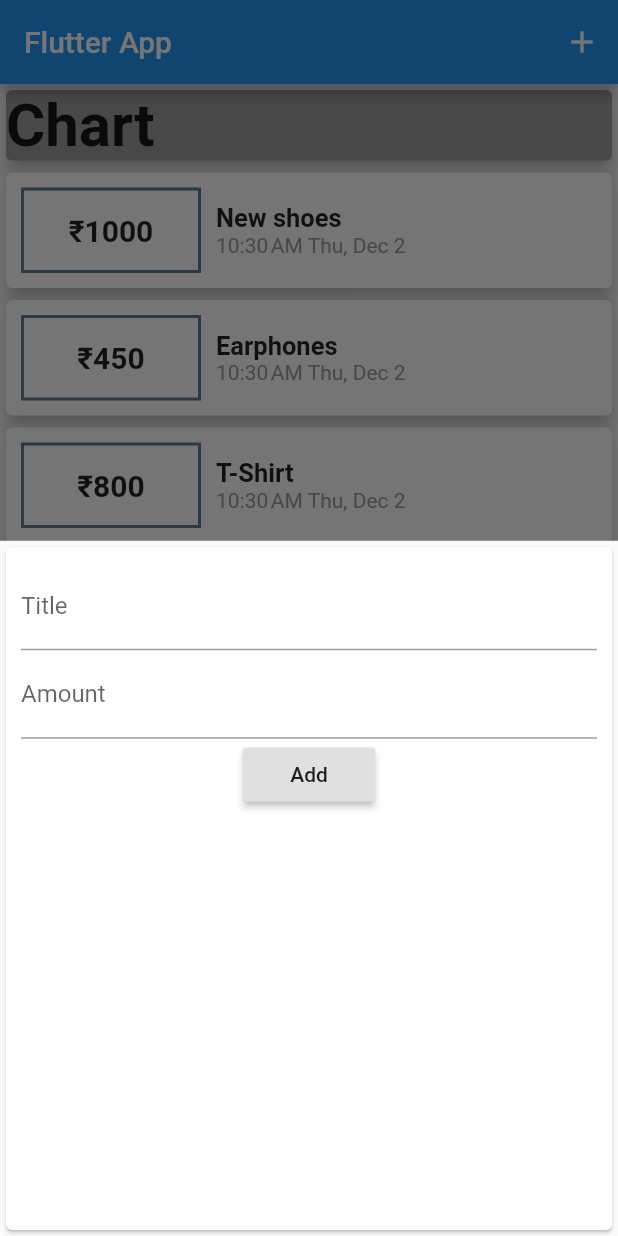
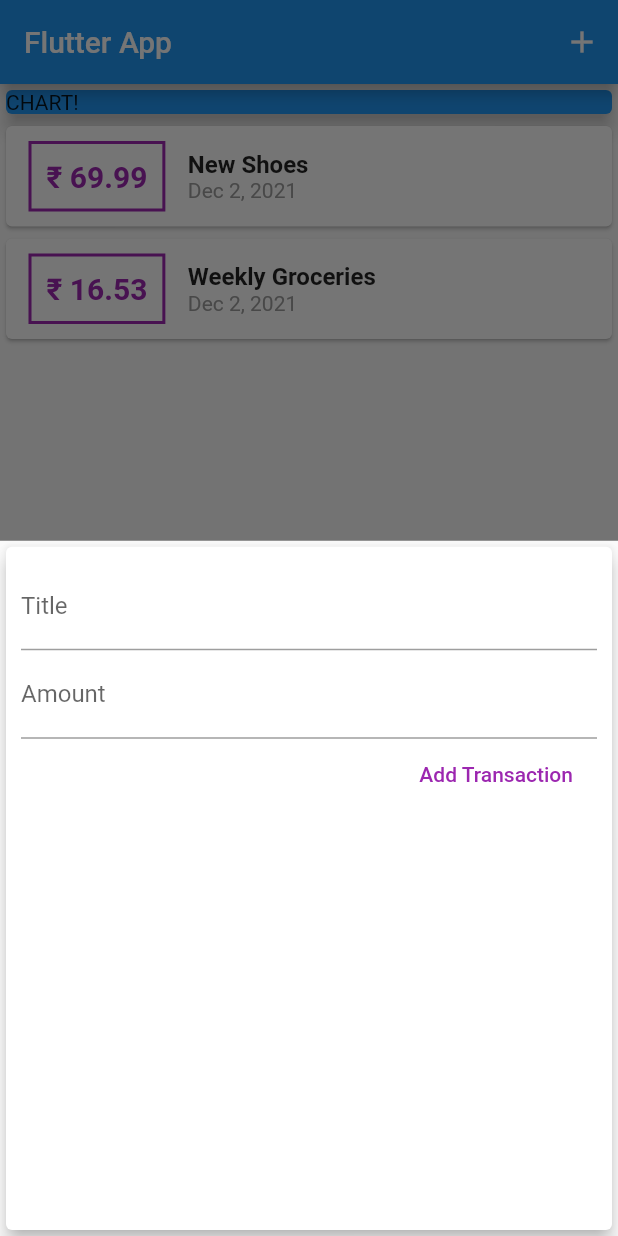
Before and after one commit to akshaymargale/MyExpensesProject, a Flutter app: the screen it shows after launch, after a tap on the "add" icon, on a phone screen of 412 x 824 dp. Run offline on Flutter 3.47's test engine with Material 2 defaults, Android fonts, the phone set to English and light mode, and no system bars.

Commit message:
improve color scheme

```diff
--- a/lib/main.dart
+++ b/lib/main.dart
@@ -1,8 +1,7 @@
 import 'package:flutter/material.dart';
-import 'package:flutter_complete_guide/widgets/new_transactions.dart';
-import 'package:flutter_complete_guide/widgets/transaction_list.dart';
-import 'package:intl/intl.dart';
 
+import './widgets/new_transaction.dart';
+import './widgets/transaction_list.dart';
 import './models/transaction.dart';
 
 void main() => runApp(MyApp());
@@ -11,55 +10,59 @@ class MyApp extends StatelessWidget {
   @override
   Widget build(BuildContext context) {
     return MaterialApp(
+      title: 'Flutter App',
       home: MyHomePage(),
     );
   }
 }
 
 class MyHomePage extends StatefulWidget {
+  // String titleInput;
+  // String amountInput;
   @override
-  State<MyHomePage> createState() => _MyHomePageState();
+  _MyHomePageState createState() => _MyHomePageState();
 }
 
 class _MyHomePageState extends State<MyHomePage> {
   final List<Transaction> _userTransactions = [
     Transaction(
-      id: "t1",
-      title: "New shoes",
-      amount: 1000,
+      id: 't1',
+      title: 'New Shoes',
+      amount: 69.99,
       date: DateTime.now(),
     ),
     Transaction(
-      id: "t2",
-      title: "Earphones",
-      amount: 450,
-      date: DateTime.now(),
-    ),
-    Transaction(
-      id: "t3",
-      title: "T-Shirt",
-      amount: 800,
+      id: 't2',
+      title: 'Weekly Groceries',
+      amount: 16.53,
       date: DateTime.now(),
     ),
   ];
 
-  void _addNewTx(nTitle, nAmount) {
+  void _addNewTransaction(String txTitle, double txAmount) {
     final newTx = Transaction(
-        id: (DateFormat.yMMMMd().add_Hms().format(DateTime.now()).toString()),
-        title: nTitle,
-        amount: nAmount,
-        date: DateTime.now());
+      title: txTitle,
+      amount: txAmount,
+      date: DateTime.now(),
+      id: DateTime.now().toString(),
+    );
+
     setState(() {
       _userTransactions.add(newTx);
     });
   }
 
-  void startNewTx(BuildContext ctx) {
+  void _startAddNewTransaction(BuildContext ctx) {
     showModalBottomSheet(
       context: ctx,
-        builder: (bctx) {
-          return NewTransaction(_addNewTx);
-        });
+      builder: (_) {
+        return GestureDetector(
+          onTap: () {},
+          child: NewTransaction(_addNewTransaction),
+          behavior: HitTestBehavior.opaque,
+        );
+      },
+    );
   }
 
   @override
@@ -67,26 +70,24 @@ class _MyHomePageState extends State<MyHomePage> {
     return Scaffold(
       appBar: AppBar(
         title: Text('Flutter App'),
-          actions: [
+        actions: <Widget>[
           IconButton(
-                onPressed: () {
-                  startNewTx(context);
-                },
-                icon: Icon(Icons.add))
+            icon: Icon(Icons.add),
+            onPressed: () => _startAddNewTransaction(context),
+          ),
         ],
       ),
       body: SingleChildScrollView(
         child: Column(
+          // mainAxisAlignment: MainAxisAlignment.start,
+          crossAxisAlignment: CrossAxisAlignment.stretch,
           children: <Widget>[
             Container(
               width: double.infinity,
               child: Card(
+                color: Colors.blue,
+                child: Text('CHART!'),
                 elevation: 5,
-                  color: Colors.grey,
-                  child: Text(
-                    "Chart",
-                    style: TextStyle(fontWeight: FontWeight.bold, fontSize: 40),
-                  ),
               ),
             ),
             TransactionList(_userTransactions),
@@ -96,9 +97,8 @@ class _MyHomePageState extends State<MyHomePage> {
       floatingActionButtonLocation: FloatingActionButtonLocation.centerFloat,
       floatingActionButton: FloatingActionButton(
         child: Icon(Icons.add),
-          onPressed: () {
-            startNewTx(context);
-          },
-        ));
+        onPressed: () => _startAddNewTransaction(context),
+      ),
+    );
   }
 }
--- a/lib/models/transaction.dart
+++ b/lib/models/transaction.dart
@@ -1,13 +1,15 @@
 import 'package:flutter/foundation.dart';
 
 class Transaction {
-  String id;
-  String title;
-  int amount;
-  DateTime date;
-  Transaction(
-      {@required this.id,
-      @required this.title,
-      @required this.amount,
-      @required this.date});
+  final String id;
+  final String title;
+  final double amount;
+  final DateTime date;
+
+  Transaction({
+    @required this.id,
+    @required this.title,
+    @required this.amount,
+    @required this.date,
+  });
 }
--- /dev/null
+++ b/lib/widgets/new_transaction.dart
@@ -0,0 +1,58 @@
+import 'package:flutter/material.dart';
+
+class NewTransaction extends StatelessWidget {
+  final Function addTx;
+  final titleController = TextEditingController();
+  final amountController = TextEditingController();
+
+  NewTransaction(this.addTx);
+
+  void submitData() {
+    final enteredTitle = titleController.text;
+    final enteredAmount = double.parse(amountController.text);
+
+    if (enteredTitle.isEmpty || enteredAmount <= 0) {
+      return;
+    }
+
+    addTx(
+      enteredTitle,
+      enteredAmount,
+    );
+  }
+
+  @override
+  Widget build(BuildContext context) {
+    return Card(
+      elevation: 5,
+      child: Container(
+        padding: EdgeInsets.all(10),
+        child: Column(
+          crossAxisAlignment: CrossAxisAlignment.end,
+          children: <Widget>[
+            TextField(
+              decoration: InputDecoration(labelText: 'Title'),
+              controller: titleController,
+              onSubmitted: (_) => submitData(),
+              // onChanged: (val) {
+              //   titleInput = val;
+              // },
+            ),
+            TextField(
+              decoration: InputDecoration(labelText: 'Amount'),
+              controller: amountController,
+              keyboardType: TextInputType.number,
+              onSubmitted: (_) => submitData(),
+              // onChanged: (val) => amountInput = val,
+            ),
+            FlatButton(
+              child: Text('Add Transaction'),
+              textColor: Colors.purple,
+              onPressed: submitData,
+            ),
+          ],
+        ),
+      ),
+    );
+  }
+}
--- a/lib/widgets/new_transactions.dart
+++ b/lib/widgets/new_transactions.dart
@@ -25,11 +25,13 @@ class NewTransaction extends StatelessWidget {
           children: [
             TextField(
               decoration: InputDecoration(labelText: "Title"),
+              onChanged: (_) {},
               controller: titleController,
             ),
             TextField(
               decoration: InputDecoration(labelText: 'Amount'),
               controller: amountController,
+              onChanged: (_) {},
             ),
             RaisedButton(
               onPressed: submitData,
--- a/lib/widgets/transaction_list.dart
+++ b/lib/widgets/transaction_list.dart
@@ -4,58 +4,64 @@ import 'package:intl/intl.dart';
 import '../models/transaction.dart';
 
 class TransactionList extends StatelessWidget {
-  final List<Transaction> _userTransactions;
-  TransactionList(this._userTransactions);
+  final List<Transaction> transactions;
+
+  TransactionList(this.transactions);
+
   @override
   Widget build(BuildContext context) {
     return Container(
-        height: 400,
+      height: 300,
       child: ListView.builder(
-            itemCount: _userTransactions.length,
         itemBuilder: (ctx, index) {
           return Card(
-                elevation: 5,
             child: Row(
-                  children: [
+              children: <Widget>[
                 Container(
-                      width: 120,
-                      alignment: Alignment.center,
+                  margin: EdgeInsets.symmetric(
+                    vertical: 10,
+                    horizontal: 15,
+                  ),
                   decoration: BoxDecoration(
                     border: Border.all(
-                        color: Colors.blueGrey,
+                      color: Colors.purple,
                       width: 2,
-                      )),
-                      margin: EdgeInsets.all(10),
-                      padding: EdgeInsets.all(15),
+                    ),
+                  ),
+                  padding: EdgeInsets.all(10),
                   child: Text(
-                        "₹${_userTransactions[index].amount}",
+                    '₹ ${transactions[index].amount.toStringAsFixed(2)}',
                     style: TextStyle(
+                      fontWeight: FontWeight.bold,
                       fontSize: 20,
-                          fontWeight: FontWeight.bold,
+                      color: Colors.purple,
                     ),
                   ),
                 ),
                 Column(
                   crossAxisAlignment: CrossAxisAlignment.start,
-                      children: [
+                  children: <Widget>[
                     Text(
-                          _userTransactions[index].title,
+                      transactions[index].title,
                       style: TextStyle(
-                            fontSize: 17,
+                        fontSize: 16,
                         fontWeight: FontWeight.bold,
                       ),
                     ),
                     Text(
-                          DateFormat.jm()
-                              .add_MMMEd()
-                              .format(_userTransactions[index].date),
-                          style: TextStyle(color: Colors.grey),
-                        )
+                      DateFormat.yMMMd().format(transactions[index].date),
+                      style: TextStyle(
+                        color: Colors.grey,
+                      ),
+                    ),
                   ],
-                    )
+                ),
               ],
             ),
           );
-            }));
+        },
+        itemCount: transactions.length,
+      ),
+    );
   }
 }
```
Also changed, not shown: pubspec.yaml (+7 -11 lines), pubspec.lock. Lines whose indentation alone changed are shown as unchanged.
